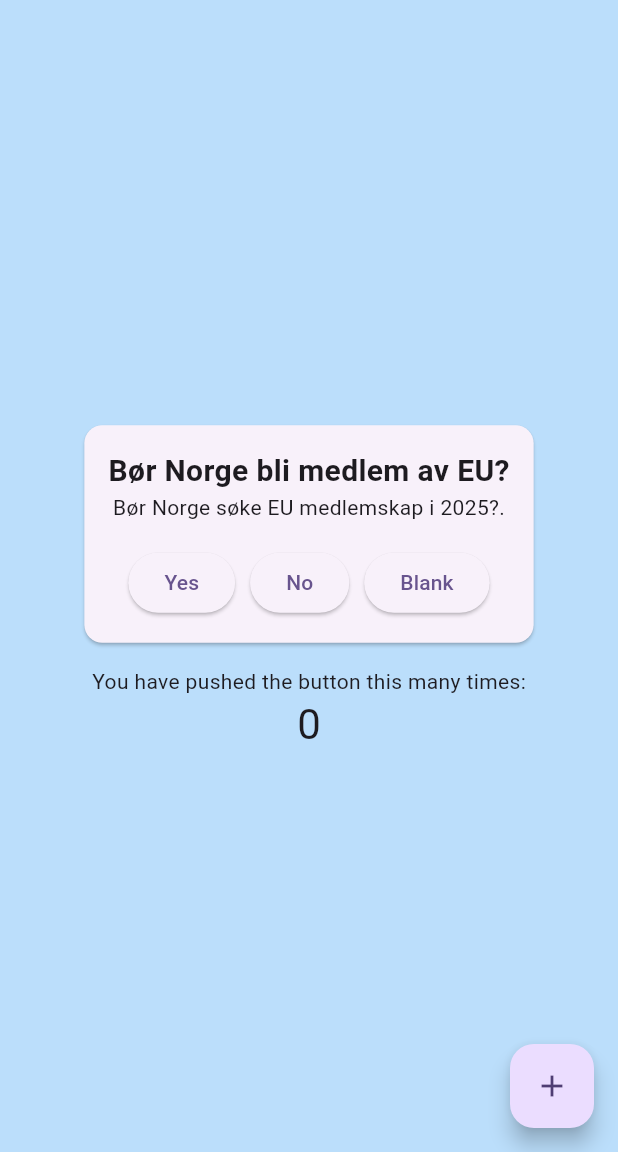
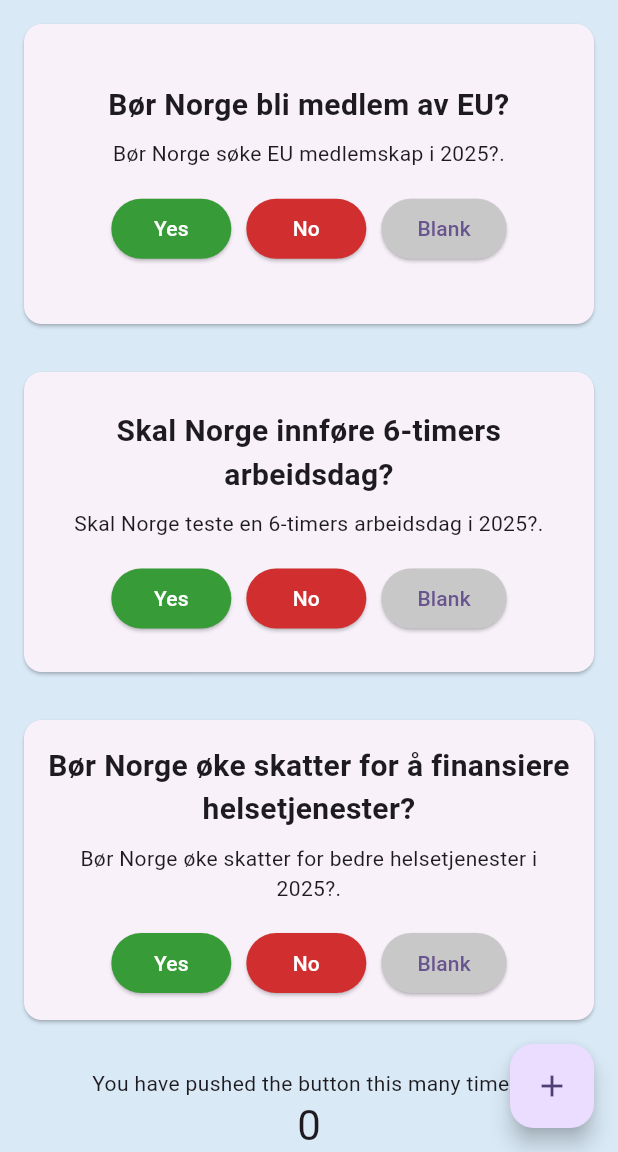
Before and after one commit to DD3n/D6, a Flutter app: the screen it shows after launch, on a phone screen of 412 x 824 dp, the part 84-1236 px from its top. Run offline on Flutter 3.47's test engine with Material 3 defaults, Android fonts, the phone set to English and light mode, and no system bars.

Commit message:
3questions look good. no counting

```diff
--- a/lib/main.dart
+++ b/lib/main.dart
@@ -7,7 +7,6 @@ void main() {
 class MyApp extends StatelessWidget {
   const MyApp({super.key});
 
-  // This widget is the root of your application.
   @override
   Widget build(BuildContext context) {
     return MaterialApp(
@@ -25,20 +24,40 @@ class MyApp extends StatelessWidget {
 class VotingCard extends StatelessWidget {
   /// The title of the voting item.
   final String title;
+
   /// The description of the voting item.
   final String description;
-
 
   /// Creates a [VotingCard].
   const VotingCard({super.key, required this.title, required this.description});
 
   @override
   Widget build(BuildContext context) {
+    // Define minimum and maximum widths for the card
+    const double minCardWidth = 300.0; // Minimum width for small screens
+    const double maxCardWidth = 500.0; // Maximum width for large screens
+    const double cardHeight = 200.0; // Consistent height for all cards
+
+    // Calculate the card width based on screen size, constrained by min and max
+    final double screenWidth = MediaQuery.of(context).size.width;
+    final double cardWidth = screenWidth.clamp(minCardWidth, maxCardWidth);
+
+    // Calculate the minimum width for buttons based on card width
+    const double minButtonWidth =
+        80.0; // Adjust this to fit "Blank" and ensure "Yes" and "No" are at least as wide
+
     return Card(
       margin: const EdgeInsets.all(16.0),
+      child: SizedBox(
+        width: cardWidth, // Use calculated width, constrained by min and max
+        height: cardHeight, // Ensure consistent height for all cards
         child: Padding(
           padding: const EdgeInsets.all(16.0),
           child: Column(
+            mainAxisAlignment:
+                MainAxisAlignment.center, // Center the content vertically
+            crossAxisAlignment:
+                CrossAxisAlignment.center, // Center the content horizontally
             children: [
               Text(
                 title,
@@ -46,26 +65,82 @@ class VotingCard extends StatelessWidget {
                   fontSize: 20,
                   fontWeight: FontWeight.bold,
                 ),
+                textAlign: TextAlign.center, // Center the title text
+                maxLines: 2, // Allow title to wrap to two lines if needed
+                overflow:
+                    TextOverflow.ellipsis, // Handle overflow with ellipsis
               ),
-            Text(description),
+              const SizedBox(
+                height: 8,
+              ), // Add spacing between title and description
+              Text(
+                description,
+                textAlign: TextAlign.center, // Center the description text
+                maxLines: 2, // Allow description to wrap to two lines if needed
+                overflow:
+                    TextOverflow.ellipsis, // Handle overflow with ellipsis
+              ),
               const SizedBox(height: 16),
               // Use Wrap with dynamic direction based on screen width
               Wrap(
                 spacing: 10, // Horizontal spacing between buttons
                 runSpacing: 10, // Vertical spacing between rows
-              alignment: WrapAlignment.center, // Center the buttons horizontally
+                alignment:
+                    WrapAlignment.center, // Center the buttons horizontally
                 children: [
                   ElevatedButton(
+                    style: ElevatedButton.styleFrom(
+                      backgroundColor: const Color.fromARGB(
+                        255,
+                        55,
+                        156,
+                        55,
+                      ), // Light green color
+                      minimumSize: const Size(
+                        minButtonWidth,
+                        40,
+                      ), // Minimum width and height for consistency
+                    ),
                     onPressed: () {
                       // Handle "Yes" button press
                     },
-                  child: const Text('Yes'),
+                    child: const Text(
+                      'Yes',
+                      style: TextStyle(color: Colors.white),
+                    ),
                   ),
                   ElevatedButton(
+                    style: ElevatedButton.styleFrom(
+                      backgroundColor: const Color.fromARGB(
+                        255,
+                        209,
+                        47,
+                        47,
+                      ), // Red color
+                      minimumSize: const Size(
+                        minButtonWidth,
+                        40,
+                      ), // Minimum width and height for consistency
+                    ),
                     onPressed: () {},
-                  child: const Text('No'),
+                    child: const Text(
+                      'No',
+                      style: TextStyle(color: Colors.white),
+                    ),
                   ),
                   ElevatedButton(
+                    style: ElevatedButton.styleFrom(
+                      backgroundColor: const Color.fromARGB(
+                        255,
+                        201,
+                        200,
+                        200,
+                      ), // Darker grey color
+                      minimumSize: const Size(
+                        minButtonWidth,
+                        40,
+                      ), // Minimum width and height for consistency
+                    ),
                     onPressed: () {},
                     child: const Text('Blank'),
                   ),
@@ -74,21 +149,13 @@ class VotingCard extends StatelessWidget {
             ],
           ),
         ),
+      ),
     );
   }
 }
 
 class MyHomePage extends StatefulWidget {
   const MyHomePage({super.key, required this.title});
-
-  // This widget is the home page of your application. It is stateful, meaning
-  // that it has a State object (defined below) that contains fields that affect
-  // how it looks.
-
-  // This class is the configuration for the state. It holds the values (in this
-  // case the title) provided by the parent (in this case the App widget) and
-  // used by the build method of the State. Fields in a Widget subclass are
-  // always marked "final".
 
   final String title;
 
@@ -101,57 +168,43 @@ class _MyHomePageState extends State<MyHomePage> {
 
   void _incrementCounter() {
     setState(() {
-      // This call to setState tells the Flutter framework that something has
-      // changed in this State, which causes it to rerun the build method below
-      // so that the display can reflect the updated values. If we changed
-      // _counter without calling setState(), then the build method would not be
-      // called again, and so nothing would appear to happen.
       _counter++;
     });
   }
 
   @override
   Widget build(BuildContext context) {
-    // This method is rerun every time setState is called, for instance as done
-    // by the _incrementCounter method above.
-    //
-    // The Flutter framework has been optimized to make rerunning build methods
-    // fast, so that you can just rebuild anything that needs updating rather
-    // than having to individually change instances of widgets.
     return Scaffold(
-      appBar: AppBar(backgroundColor: Colors.blue[900],
+      appBar: AppBar(
+        backgroundColor: Colors.blue[900],
         title: Text(
-
           widget.title,
           style: const TextStyle(
             color: Colors.white, // White text color
           ),
         ),
       ),
-      backgroundColor: Colors.blue[100],
-
-      body: Center(
-        // Center is a layout widget. It takes a single child and positions it
-        // in the middle of the parent.
+      backgroundColor: const Color.fromARGB(255, 217, 233, 246),
+      body: SingleChildScrollView(
+        // Make the content scrollable to handle overflow
+        child: Center(
           child: Column(
-          // Column is also a layout widget. It takes a list of children and
-          // arranges them vertically. By default, it sizes itself to fit its
-          // children horizontally, and tries to be as tall as its parent.
-          //
-          // Column has various properties to control how it sizes itself and
-          // how it positions its children. Here we use mainAxisAlignment to
-          // center the children vertically; the main axis here is the vertical
-          // axis because Columns are vertical (the cross axis would be
-          // horizontal).
-          //
-          // TRY THIS: Invoke "debug painting" (choose the "Toggle Debug Paint"
-          // action in the IDE, or press "p" in the console), to see the wireframe for each widget.
             mainAxisAlignment: MainAxisAlignment.center,
             children: <Widget>[
               const VotingCard(
-              title: 'Bør Norge bli medlem av EU?', description:
-                  'Bør Norge søke EU medlemskap i 2025?.',
+                title: 'Bør Norge bli medlem av EU?',
+                description: 'Bør Norge søke EU medlemskap i 2025?.',
               ),
+              const VotingCard(
+                title: 'Skal Norge innføre 6-timers arbeidsdag?',
+                description: 'Skal Norge teste en 6-timers arbeidsdag i 2025?.',
+              ),
+              const VotingCard(
+                title: 'Bør Norge øke skatter for å finansiere helsetjenester?',
+                description:
+                    'Bør Norge øke skatter for bedre helsetjenester i 2025?.',
+              ),
+              const SizedBox(height: 16), // Add spacing before the counter
               const Text('You have pushed the button this many times:'),
               Text(
                 '$_counter',
@@ -160,11 +213,12 @@ class _MyHomePageState extends State<MyHomePage> {
             ],
           ),
         ),
+      ),
       floatingActionButton: FloatingActionButton(
         onPressed: _incrementCounter,
         tooltip: 'Increment',
         child: const Icon(Icons.add),
-      ), // This trailing comma makes auto-formatting nicer for build methods.
+      ),
     );
   }
 }
```
Lines whose indentation alone changed are shown as unchanged.
